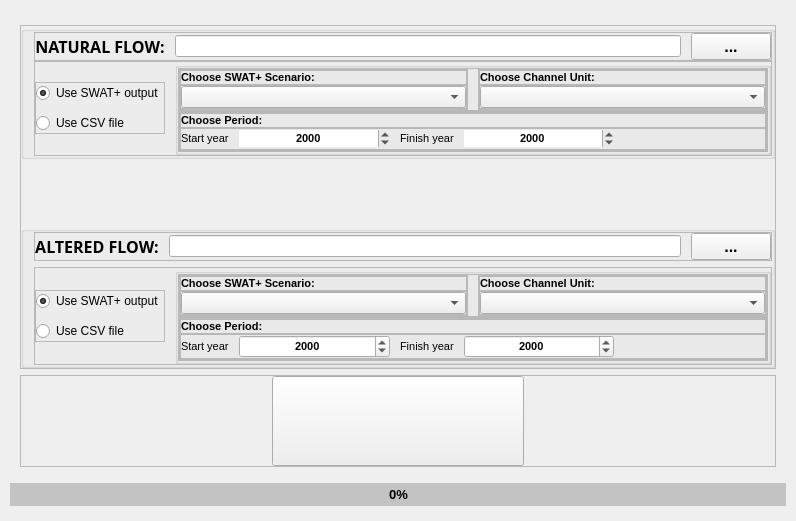
This is GUI.ui in AdrLBallesteros/SWATPlus-IAHRIS as Qt 5 draws it before an edit. The edited form follows.
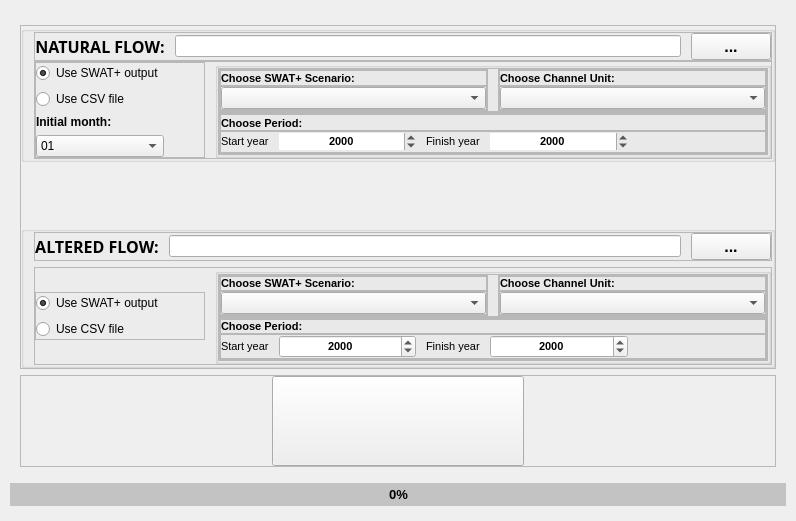
This is the edited form. Icons and pictures are not drawn.

Patch:
```diff
--- a/GUI.ui
+++ b/GUI.ui
@@ -236,16 +236,16 @@
                 </property>
                 <item alignment="Qt::AlignLeft|Qt::AlignVCenter">
                  <widget class="QFrame" name="csv_1">
+                  <property name="enabled">
+                   <bool>true</bool>
+                  </property>
                   <property name="frameShape">
                    <enum>QFrame::StyledPanel</enum>
                   </property>
                   <property name="frameShadow">
                    <enum>QFrame::Raised</enum>
                   </property>
-                  <layout class="QVBoxLayout" name="verticalLayout_45">
-                   <property name="spacing">
-                    <number>10</number>
-                   </property>
+                  <layout class="QGridLayout" name="gridLayout">
                    <property name="leftMargin">
                     <number>0</number>
                    </property>
@@ -258,20 +258,104 @@
                    <property name="bottomMargin">
                     <number>0</number>
                    </property>
-                   <item>
-                    <widget class="QRadioButton" name="radioButton_swat_nat">
-                     <property name="text">
-                      <string>Use SWAT+ output</string>
+                   <item row="3" column="0">
+                    <widget class="QComboBox" name="comboBox_mon">
+                     <property name="enabled">
+                      <bool>true</bool>
                      </property>
-                     <property name="checked">
+                     <property name="sizePolicy">
+                      <sizepolicy hsizetype="MinimumExpanding" vsizetype="Fixed">
+                       <horstretch>0</horstretch>
+                       <verstretch>0</verstretch>
+                      </sizepolicy>
+                     </property>
+                     <property name="font">
+                      <font>
+                       <bold>false</bold>
+                      </font>
+                     </property>
+                     <property name="currentText">
+                      <string>01</string>
+                     </property>
+                     <property name="frame">
                       <bool>true</bool>
                      </property>
-                     <attribute name="buttonGroup">
-                      <string notr="true">buttonGroup</string>
-                     </attribute>
+                     <item>
+                      <property name="text">
+                       <string>01</string>
+                      </property>
+                     </item>
+                     <item>
+                      <property name="text">
+                       <string>02</string>
+                      </property>
+                     </item>
+                     <item>
+                      <property name="text">
+                       <string>03</string>
+                      </property>
+                     </item>
+                     <item>
+                      <property name="text">
+                       <string>04</string>
+                      </property>
+                     </item>
+                     <item>
+                      <property name="text">
+                       <string>05</string>
+                      </property>
+                     </item>
+                     <item>
+                      <property name="text">
+                       <string>06</string>
+                      </property>
+                     </item>
+                     <item>
+                      <property name="text">
+                       <string>07</string>
+                      </property>
+                     </item>
+                     <item>
+                      <property name="text">
+                       <string>08</string>
+                      </property>
+                     </item>
+                     <item>
+                      <property name="text">
+                       <string>09</string>
+                      </property>
+                     </item>
+                     <item>
+                      <property name="text">
+                       <string>10</string>
+                      </property>
+                     </item>
+                     <item>
+                      <property name="text">
+                       <string>11</string>
+                      </property>
+                     </item>
+                     <item>
+                      <property name="text">
+                       <string>12</string>
+                      </property>
+                     </item>
                     </widget>
                    </item>
-                   <item>
+                   <item row="3" column="1">
+                    <spacer name="horizontalSpacer_5">
+                     <property name="orientation">
+                      <enum>Qt::Horizontal</enum>
+                     </property>
+                     <property name="sizeHint" stdset="0">
+                      <size>
+                       <width>40</width>
+                       <height>20</height>
+                      </size>
+                     </property>
+                    </spacer>
+                   </item>
+                   <item row="1" column="0">
                     <widget class="QRadioButton" name="radioButton_csv_nat">
                      <property name="styleSheet">
                       <string notr="true"/>
@@ -284,6 +368,31 @@
                      </attribute>
                     </widget>
                    </item>
+                   <item row="2" column="0">
+                    <widget class="QLabel" name="label">
+                     <property name="font">
+                      <font>
+                       <bold>true</bold>
+                      </font>
+                     </property>
+                     <property name="text">
+                      <string>Initial month:</string>
+                     </property>
+                    </widget>
+                   </item>
+                   <item row="0" column="0">
+                    <widget class="QRadioButton" name="radioButton_swat_nat">
+                     <property name="text">
+                      <string>Use SWAT+ output</string>
+                     </property>
+                     <property name="checked">
+                      <bool>true</bool>
+                     </property>
+                     <attribute name="buttonGroup">
+                      <string notr="true">buttonGroup</string>
+                     </attribute>
+                    </widget>
+                   </item>
                   </layout>
                  </widget>
                 </item>
@@ -990,10 +1099,7 @@
                   <property name="frameShadow">
                    <enum>QFrame::Raised</enum>
                   </property>
-                  <layout class="QVBoxLayout" name="verticalLayout_44">
-                   <property name="spacing">
-                    <number>10</number>
-                   </property>
+                  <layout class="QGridLayout" name="gridLayout_2">
                    <property name="leftMargin">
                     <number>0</number>
                    </property>
@@ -1006,7 +1112,7 @@
                    <property name="bottomMargin">
                     <number>0</number>
                    </property>
-                   <item>
+                   <item row="0" column="0">
                     <widget class="QRadioButton" name="radioButton_swat_alt">
                      <property name="text">
                       <string>Use SWAT+ output</string>
@@ -1019,7 +1125,7 @@
                      </attribute>
                     </widget>
                    </item>
-                   <item>
+                   <item row="1" column="0">
                     <widget class="QRadioButton" name="radioButton_csv_alt">
                      <property name="text">
                       <string>Use CSV file</string>
@@ -1029,6 +1135,19 @@
                      </attribute>
                     </widget>
                    </item>
+                   <item row="1" column="1">
+                    <spacer name="horizontalSpacer_6">
+                     <property name="orientation">
+                      <enum>Qt::Horizontal</enum>
+                     </property>
+                     <property name="sizeHint" stdset="0">
+                      <size>
+                       <width>40</width>
+                       <height>20</height>
+                      </size>
+                     </property>
+                    </spacer>
+                   </item>
                   </layout>
                  </widget>
                 </item>
@@ -1128,7 +1247,7 @@
                             <property name="bottomMargin">
                              <number>0</number>
                             </property>
-                            <item alignment="Qt::AlignBottom">
+                            <item>
                              <widget class="QLabel" name="label_8">
                               <property name="font">
                                <font>
```
Left out of the diff: 2 changed lines with no effect on the pictures.
